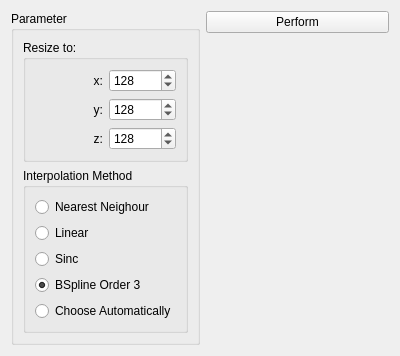
This is source/modules/resize/ResizeWidget.ui in josefkoller/ambient_image_processor as Qt 5 draws it before an edit. The edited form follows.
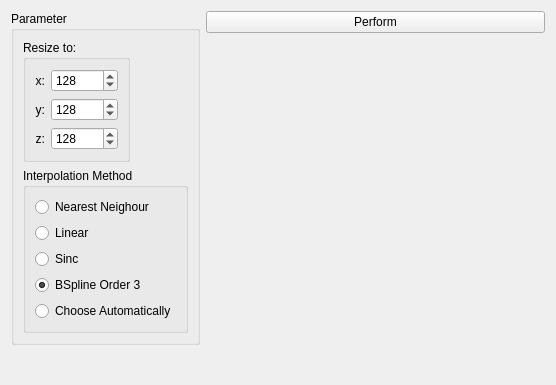
This is the edited form.

The edit to the form file:
```diff
--- a/source/modules/resize/ResizeWidget.ui
+++ b/source/modules/resize/ResizeWidget.ui
@@ -6,8 +6,8 @@
    <rect>
     <x>0</x>
     <y>0</y>
-    <width>400</width>
-    <height>321</height>
+    <width>556</width>
+    <height>385</height>
    </rect>
   </property>
   <property name="windowTitle">
@@ -17,7 +17,7 @@
    <item alignment="Qt::AlignTop">
     <widget class="QGroupBox" name="groupBox">
      <property name="sizePolicy">
-      <sizepolicy hsizetype="Preferred" vsizetype="Maximum">
+      <sizepolicy hsizetype="Maximum" vsizetype="Maximum">
        <horstretch>0</horstretch>
        <verstretch>0</verstretch>
       </sizepolicy>
@@ -29,7 +29,7 @@
       <item>
        <widget class="QGroupBox" name="groupBox_2">
         <property name="sizePolicy">
-         <sizepolicy hsizetype="Preferred" vsizetype="Maximum">
+         <sizepolicy hsizetype="Maximum" vsizetype="Maximum">
           <horstretch>0</horstretch>
           <verstretch>0</verstretch>
          </sizepolicy>
```
